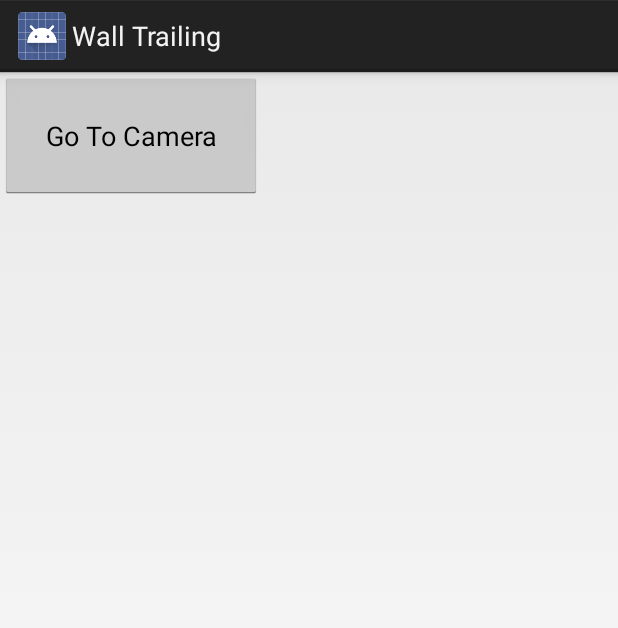
After one commit to occamLab/MobilityGamesAndroid, an Android app: the layout activity_config.xml on its own in the app's theme, with its tools: preview values and no code run, on a phone screen of 412 x 824 dp. The commit adds this screen. Shown: the top 628 px of the screen. Run offline under Robolectric (Android 15) with nearby library versions, the phone set to English and light mode, and no system bars.

Commit message:
Progress towards swiping to a config activity

```diff
--- /dev/null
+++ b/wall_trailing_game/app/src/main/res/layout/activity_config.xml
@@ -0,0 +1,14 @@
+<?xml version="1.0" encoding="utf-8"?>
+<RelativeLayout
+    xmlns:android="http://schemas.android.com/apk/res/android"
+    android:layout_width="match_parent"
+    android:layout_height="match_parent">
+
+    <Button
+        android:layout_width="wrap_content"
+        android:layout_height="wrap_content"
+        android:id="@+id/goCamera"
+        android:text="Go To Camera"
+        android:padding="30dp"/>
+
+</RelativeLayout>
```
Also changed, not shown: wall_trailing_game/app/src/main/java/com/projecttango/examples/java/planefitting/ConfigActivity.java (added, +29 -0 lines), wall_trailing_game/app/src/main/java/com/projecttango/examples/java/planefitting/OnSwipeTouchListener.java (added, +58 -0 lines), wall_trailing_game/app/src/main/java/com/projecttango/examples/java/planefitting/PlaneFittingActivity.java (+39 -6 lines).
